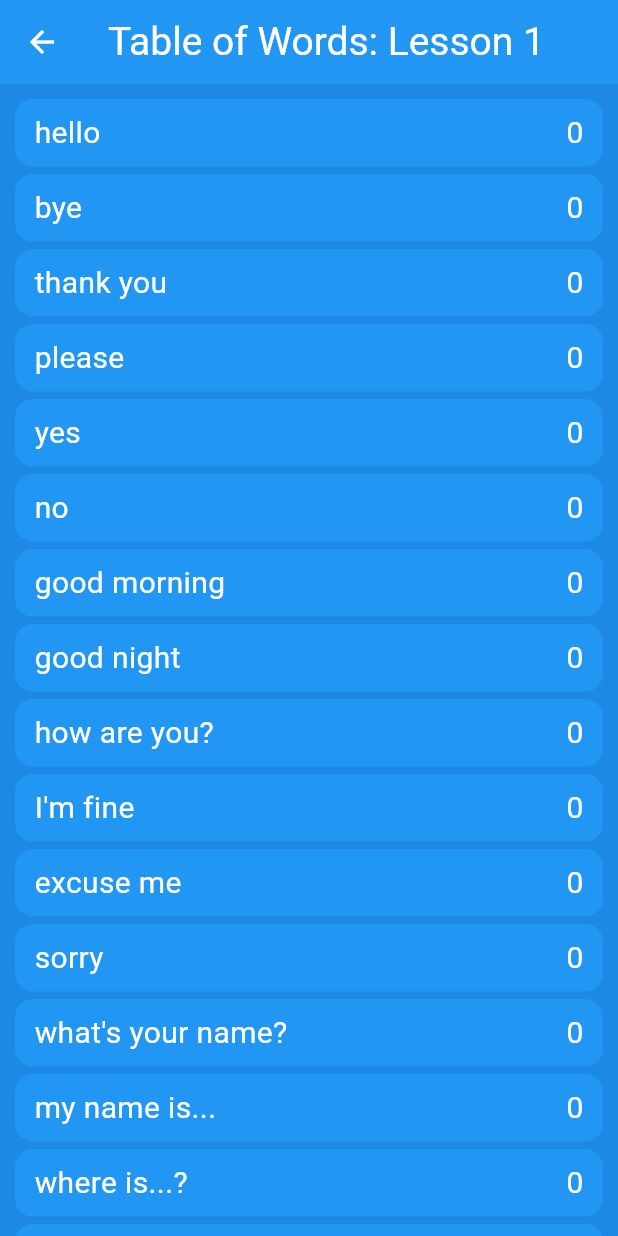
After one commit to faridun-dev/guess_word_app, a Flutter app: the screen it shows after launch, after a tap on "Scores 🏅", on a phone screen of 412 x 824 dp. The commit adds this screen. Run offline on Flutter 3.47's test engine with Material 3 defaults, Android fonts, the light colour scheme and no system bars; our stand-ins replace hive_flutter; accounts and stored records are empty.

Commit message:
Implement Table of scores of words

```diff
--- /dev/null
+++ b/lib/components/word_cord.dart
@@ -0,0 +1,56 @@
+import 'package:flutter/material.dart';
+
+// ignore: must_be_immutable
+class WordCord extends StatelessWidget {
+  List words;
+  // ignore: prefer_typing_uninitialized_variables
+  final data;
+  int index;
+
+  WordCord({
+    super.key,
+    required this.words,
+    required this.data,
+    required this.index,
+  });
+
+  @override
+  Widget build(BuildContext context) {
+    return Padding(
+      padding: const EdgeInsets.only(
+        bottom: 5,
+      ),
+      child: Container(
+        padding: const EdgeInsets.only(
+          top: 8,
+          bottom: 8,
+          left: 13,
+          right: 13,
+        ),
+        decoration: BoxDecoration(
+          color: Colors.blue,
+          borderRadius: BorderRadius.circular(12),
+        ),
+        child: Row(
+          mainAxisAlignment: MainAxisAlignment.spaceBetween,
+          children: [
+            Text(
+              words[index],
+              style: const TextStyle(
+                color: Colors.white,
+                fontSize: 20,
+              ),
+            ),
+            Text(
+              data[words[index]][1].toString(),
+              style: const TextStyle(
+                color: Colors.white,
+                fontSize: 20,
+              ),
+            ),
+          ],
+        ),
+      ),
+    );
+  }
+}
--- a/lib/pages/home_page.dart
+++ b/lib/pages/home_page.dart
@@ -2,6 +2,7 @@ import 'package:flutter/material.dart';
 import 'package:guess_word_app/components/game_card.dart';
 import 'package:guess_word_app/pages/guess_game.dart';
 import 'package:guess_word_app/pages/learn_game.dart';
+import 'package:guess_word_app/pages/scores_page.dart';
 import 'package:hive_flutter/hive_flutter.dart';
 
 class HomePage extends StatefulWidget {
@@ -25,6 +26,14 @@ class _HomePageState extends State<HomePage> {
     Navigator.of(context).push(
       MaterialPageRoute(
         builder: (context) => const GuessGame(),
+      ),
+    );
+  }
+
+  void scoresTable() {
+    Navigator.of(context).push(
+      MaterialPageRoute(
+        builder: (context) => const ScoresPage(),
       ),
     );
   }
@@ -89,6 +98,10 @@ class _HomePageState extends State<HomePage> {
             title: "Match Words 🎯",
             onTap: () {},
           ),
+          GameCard(
+            title: "Scores 🏅",
+            onTap: scoresTable,
+          ),
         ],
       ),
     );
--- /dev/null
+++ b/lib/pages/scores_page.dart
@@ -0,0 +1,48 @@
+import 'package:flutter/material.dart';
+import 'package:guess_word_app/components/word_cord.dart';
+import 'package:hive_flutter/hive_flutter.dart';
+
+class ScoresPage extends StatefulWidget {
+  const ScoresPage({super.key});
+
+  @override
+  State<ScoresPage> createState() => _ScoresPageState();
+}
+
+class _ScoresPageState extends State<ScoresPage> {
+  final _box = Hive.box("dataBase");
+
+  @override
+  Widget build(BuildContext context) {
+    final data = _box.get("lesson_1");
+    List words = data.keys.toList();
+
+    return Scaffold(
+      backgroundColor: Colors.blue[600],
+      appBar: AppBar(
+        title: const Text(
+          "Table of Words: Lesson 1",
+          style: TextStyle(
+            fontSize: 26,
+          ),
+        ),
+        centerTitle: true,
+        foregroundColor: Colors.white,
+        backgroundColor: Colors.blue,
+      ),
+      body: Padding(
+        padding: const EdgeInsets.only(
+          top: 10,
+          left: 10,
+          right: 10,
+        ),
+        child: ListView.builder(
+          itemBuilder: (context, index) {
+            return WordCord(words: words, data: data, index: index);
+          },
+          itemCount: words.length,
+        ),
+      ),
+    );
+  }
+}
```
